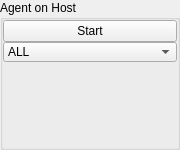
alica-labs/service-robot-ai, file control_panel/ui/Agent.ui: the form before one commit.
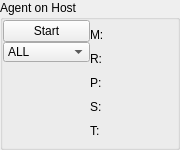
The form after the commit.

Commit message: - integrated alica engine info to be displayed in control panel - extended talker (seems to work) - fixed issue with precondition of transition in - fixed maxCardinality = 0 for Serve-Plan

Diff of the .ui file:
```diff
--- a/control_panel/ui/Agent.ui
+++ b/control_panel/ui/Agent.ui
@@ -37,7 +37,7 @@
   <property name="title">
    <string>Agent on Host</string>
   </property>
-  <layout class="QVBoxLayout" name="verticalLayout" stretch="0,0,0">
+  <layout class="QHBoxLayout" name="horizontalLayout" stretch="0,0">
    <property name="spacing">
     <number>0</number>
    </property>
@@ -57,6 +57,8 @@
     <number>0</number>
    </property>
    <item>
+    <layout class="QVBoxLayout" name="processesVLayout">
+     <item>
     <widget class="QPushButton" name="agentCommandBtn">
      <property name="text">
       <string>Start</string>
@@ -104,6 +106,201 @@
       </size>
      </property>
     </spacer>
+     </item>
+    </layout>
+   </item>
+   <item>
+    <layout class="QHBoxLayout" name="horizontalLayout_2">
+     <item>
+      <layout class="QVBoxLayout" name="verticalLblLayout">
+     <property name="spacing">
+      <number>0</number>
+     </property>
+     <property name="sizeConstraint">
+      <enum>QLayout::SetMinimumSize</enum>
+     </property>
+     <item>
+      <widget class="QLabel" name="masterPlanLbl">
+       <property name="sizePolicy">
+        <sizepolicy hsizetype="Minimum" vsizetype="Minimum">
+         <horstretch>0</horstretch>
+         <verstretch>0</verstretch>
+        </sizepolicy>
+       </property>
+       <property name="maximumSize">
+        <size>
+         <width>20</width>
+         <height>18</height>
+        </size>
+       </property>
+       <property name="lineWidth">
+        <number>0</number>
+       </property>
+       <property name="text">
+        <string>M:</string>
+       </property>
+      </widget>
+     </item>
+     <item>
+      <widget class="QLabel" name="roleLbl">
+       <property name="maximumSize">
+        <size>
+         <width>20</width>
+         <height>18</height>
+        </size>
+       </property>
+       <property name="lineWidth">
+        <number>0</number>
+       </property>
+       <property name="text">
+        <string>R:</string>
+       </property>
+      </widget>
+     </item>
+     <item>
+      <widget class="QLabel" name="planLbl">
+       <property name="maximumSize">
+        <size>
+         <width>20</width>
+         <height>18</height>
+        </size>
+       </property>
+       <property name="lineWidth">
+        <number>0</number>
+       </property>
+       <property name="text">
+        <string>P:</string>
+       </property>
+      </widget>
+     </item>
+     <item>
+      <widget class="QLabel" name="stateLbl">
+       <property name="maximumSize">
+        <size>
+         <width>20</width>
+         <height>18</height>
+        </size>
+       </property>
+       <property name="lineWidth">
+        <number>0</number>
+       </property>
+       <property name="text">
+        <string>S:</string>
+       </property>
+      </widget>
+     </item>
+     <item>
+      <widget class="QLabel" name="taskLbl">
+       <property name="maximumSize">
+        <size>
+         <width>20</width>
+         <height>18</height>
+        </size>
+       </property>
+       <property name="lineWidth">
+        <number>0</number>
+       </property>
+       <property name="text">
+        <string>T:</string>
+       </property>
+      </widget>
+     </item>
+    </layout>
+     </item>
+     <item>
+      <layout class="QVBoxLayout" name="verticalValLayout">
+     <property name="spacing">
+      <number>0</number>
+     </property>
+     <property name="sizeConstraint">
+      <enum>QLayout::SetDefaultConstraint</enum>
+     </property>
+     <item>
+      <widget class="QLabel" name="masterPlanVal">
+       <property name="maximumSize">
+        <size>
+         <width>16777215</width>
+         <height>18</height>
+        </size>
+       </property>
+       <property name="toolTip">
+        <string>&lt;html&gt;&lt;head/&gt;&lt;body&gt;&lt;p&gt;Current Masterplan&lt;/p&gt;&lt;/body&gt;&lt;/html&gt;</string>
+       </property>
+       <property name="text">
+        <string/>
+       </property>
+      </widget>
+     </item>
+     <item>
+      <widget class="QLabel" name="roleVal">
+       <property name="maximumSize">
+        <size>
+         <width>16777215</width>
+         <height>18</height>
+        </size>
+       </property>
+       <property name="toolTip">
+        <string>&lt;html&gt;&lt;head/&gt;&lt;body&gt;&lt;p&gt;Current Role&lt;/p&gt;&lt;/body&gt;&lt;/html&gt;</string>
+       </property>
+       <property name="text">
+        <string/>
+       </property>
+      </widget>
+     </item>
+     <item>
+      <widget class="QLabel" name="planVal">
+       <property name="maximumSize">
+        <size>
+         <width>16777215</width>
+         <height>18</height>
+        </size>
+       </property>
+       <property name="toolTip">
+        <string>&lt;html&gt;&lt;head/&gt;&lt;body&gt;&lt;p&gt;Current Plan&lt;/p&gt;&lt;/body&gt;&lt;/html&gt;</string>
+       </property>
+       <property name="text">
+        <string/>
+       </property>
+      </widget>
+     </item>
+     <item>
+      <widget class="QLabel" name="stateVal">
+       <property name="maximumSize">
+        <size>
+         <width>16777215</width>
+         <height>18</height>
+        </size>
+       </property>
+       <property name="toolTip">
+        <string>&lt;html&gt;&lt;head/&gt;&lt;body&gt;&lt;p&gt;Deepest State in Plan&lt;/p&gt;&lt;/body&gt;&lt;/html&gt;</string>
+       </property>
+       <property name="text">
+        <string/>
+       </property>
+      </widget>
+     </item>
+     <item>
+      <widget class="QLabel" name="taskVal">
+       <property name="maximumSize">
+        <size>
+         <width>16777215</width>
+         <height>18</height>
+        </size>
+       </property>
+       <property name="toolTip">
+        <string>&lt;html&gt;&lt;head/&gt;&lt;body&gt;&lt;p&gt;Task of deepest State&lt;/p&gt;&lt;/body&gt;&lt;/html&gt;</string>
+       </property>
+       <property name="lineWidth">
+        <number>0</number>
+       </property>
+       <property name="text">
+        <string/>
+       </property>
+      </widget>
+     </item>
+    </layout>
+     </item>
+    </layout>
    </item>
   </layout>
  </widget>
```
Lines whose indentation alone changed are shown as unchanged. The commit also changes 14 other files.
